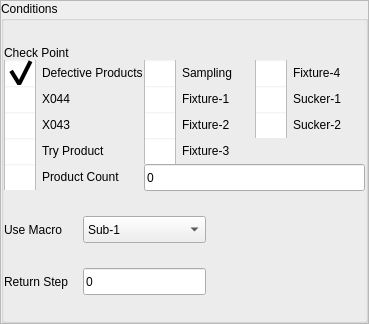
dongdong-2009/3-5AxisRobot, file hcinstruction/ichcconditionpage_5.ui: the form before one commit.
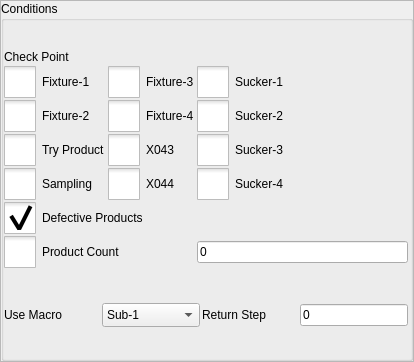
The form after the commit. Icons and pictures are not drawn. Custom widgets are drawn as their Qt base class.

```diff
--- a/hcinstruction/ichcconditionpage_5.ui
+++ b/hcinstruction/ichcconditionpage_5.ui
@@ -6,8 +6,8 @@
    <rect>
     <x>0</x>
     <y>0</y>
-    <width>369</width>
-    <height>324</height>
+    <width>414</width>
+    <height>362</height>
    </rect>
   </property>
   <property name="windowTitle">
@@ -48,84 +48,83 @@
        <number>0</number>
       </property>
       <property name="rightMargin">
-       <number>0</number>
+       <number>2</number>
       </property>
       <property name="bottomMargin">
        <number>0</number>
       </property>
-      <property name="spacing">
-       <number>0</number>
+      <property name="horizontalSpacing">
+       <number>2</number>
       </property>
-      <item row="1" column="1">
-       <widget class="ICComboBox" name="subComboBox">
-        <property name="enabled">
-         <bool>true</bool>
-        </property>
-        <property name="sizePolicy">
-         <sizepolicy hsizetype="Fixed" vsizetype="Fixed">
-          <horstretch>0</horstretch>
-          <verstretch>0</verstretch>
-         </sizepolicy>
-        </property>
-        <property name="minimumSize">
-         <size>
-          <width>123</width>
-          <height>27</height>
-         </size>
-        </property>
-        <property name="maximumSize">
-         <size>
-          <width>123</width>
-          <height>27</height>
-         </size>
-        </property>
-        <property name="layoutDirection">
-         <enum>Qt::LeftToRight</enum>
-        </property>
-        <item>
-         <property name="text">
-          <string>Sub-1</string>
-         </property>
-        </item>
-        <item>
-         <property name="text">
-          <string>Sub-2</string>
-         </property>
-        </item>
-        <item>
-         <property name="text">
-          <string>Sub-3</string>
-         </property>
-        </item>
-        <item>
-         <property name="text">
-          <string>Sub-4</string>
-         </property>
-        </item>
-        <item>
-         <property name="text">
-          <string>Sub-5</string>
-         </property>
-        </item>
-        <item>
-         <property name="text">
-          <string>Bad Product</string>
-         </property>
-        </item>
-        <item>
-         <property name="text">
-          <string>Sampling</string>
-         </property>
-        </item>
-        <item>
-         <property name="text">
-          <string>Try Product</string>
-         </property>
-        </item>
-       </widget>
-      </item>
       <item row="0" column="0" colspan="4">
        <layout class="QGridLayout" name="gridLayout">
+        <property name="spacing">
+         <number>2</number>
+        </property>
+        <item row="1" column="0">
+         <widget class="QCheckBox" name="fixture1Box">
+          <property name="styleSheet">
+           <string notr="true">::indicator {
+     width: 32px;
+     height: 32px;
+ }
+
+::indicator:unchecked 
+{
+     image: url(:/resource/check_unchecked.png);
+ }
+::indicator:checked 
+{
+     image: url(:/resource/check_checked.png);
+ }
+
+QRadioButton::indicator:checked:disabled
+{
+ image: url(:/resource/check_checked_disable.png);
+}
+
+QRadioButton::indicator:unchecked:disabled
+{
+ image: url(:/resource/check_unchecked_disable.png);
+}</string>
+          </property>
+          <property name="text">
+           <string>Fixture-1</string>
+          </property>
+         </widget>
+        </item>
+        <item row="6" column="0" colspan="2">
+         <widget class="QCheckBox" name="productCountBox">
+          <property name="styleSheet">
+           <string notr="true">::indicator {
+     width: 32px;
+     height: 32px;
+ }
+
+::indicator:unchecked 
+{
+     image: url(:/resource/check_unchecked.png);
+ }
+::indicator:checked 
+{
+     image: url(:/resource/check_checked.png);
+ }
+
+QRadioButton::indicator:checked:disabled
+{
+ image: url(:/resource/check_checked_disable.png);
+}
+
+QRadioButton::indicator:unchecked:disabled
+{
+ image: url(:/resource/check_unchecked_disable.png);
+}</string>
+          </property>
+          <property name="text">
+           <string>Product Count</string>
+          </property>
+         </widget>
+        </item>
         <item row="0" column="0">
          <widget class="QLabel" name="label">
           <property name="sizePolicy">
@@ -139,7 +138,142 @@
           </property>
          </widget>
         </item>
-        <item row="1" column="0">
+        <item row="1" column="1">
+         <widget class="QCheckBox" name="fixture3Box">
+          <property name="styleSheet">
+           <string notr="true">::indicator {
+     width: 32px;
+     height: 32px;
+ }
+
+::indicator:unchecked 
+{
+     image: url(:/resource/check_unchecked.png);
+ }
+::indicator:checked 
+{
+     image: url(:/resource/check_checked.png);
+ }
+
+QRadioButton::indicator:checked:disabled
+{
+ image: url(:/resource/check_checked_disable.png);
+}
+
+QRadioButton::indicator:unchecked:disabled
+{
+ image: url(:/resource/check_unchecked_disable.png);
+}</string>
+          </property>
+          <property name="text">
+           <string>Fixture-3</string>
+          </property>
+         </widget>
+        </item>
+        <item row="2" column="2">
+         <widget class="QCheckBox" name="sucker2Box">
+          <property name="styleSheet">
+           <string notr="true">::indicator {
+     width: 32px;
+     height: 32px;
+ }
+
+::indicator:unchecked 
+{
+     image: url(:/resource/check_unchecked.png);
+ }
+::indicator:checked 
+{
+     image: url(:/resource/check_checked.png);
+ }
+
+QRadioButton::indicator:checked:disabled
+{
+ image: url(:/resource/check_checked_disable.png);
+}
+
+QRadioButton::indicator:unchecked:disabled
+{
+ image: url(:/resource/check_unchecked_disable.png);
+}</string>
+          </property>
+          <property name="text">
+           <string>Sucker-2</string>
+          </property>
+         </widget>
+        </item>
+        <item row="2" column="0">
+         <widget class="QCheckBox" name="fixture2Box">
+          <property name="styleSheet">
+           <string notr="true">::indicator {
+     width: 32px;
+     height: 32px;
+ }
+
+::indicator:unchecked 
+{
+     image: url(:/resource/check_unchecked.png);
+ }
+::indicator:checked 
+{
+     image: url(:/resource/check_checked.png);
+ }
+
+QRadioButton::indicator:checked:disabled
+{
+ image: url(:/resource/check_checked_disable.png);
+}
+
+QRadioButton::indicator:unchecked:disabled
+{
+ image: url(:/resource/check_unchecked_disable.png);
+}</string>
+          </property>
+          <property name="text">
+           <string>Fixture-2</string>
+          </property>
+         </widget>
+        </item>
+        <item row="6" column="2">
+         <widget class="ICLineEditWithVirtualNumericKeypad" name="moldCountEdit">
+          <property name="text">
+           <string notr="true">0</string>
+          </property>
+         </widget>
+        </item>
+        <item row="1" column="2">
+         <widget class="QCheckBox" name="sucker1Box">
+          <property name="styleSheet">
+           <string notr="true">::indicator {
+     width: 32px;
+     height: 32px;
+ }
+
+::indicator:unchecked 
+{
+     image: url(:/resource/check_unchecked.png);
+ }
+::indicator:checked 
+{
+     image: url(:/resource/check_checked.png);
+ }
+
+QRadioButton::indicator:checked:disabled
+{
+ image: url(:/resource/check_checked_disable.png);
+}
+
+QRadioButton::indicator:unchecked:disabled
+{
+ image: url(:/resource/check_unchecked_disable.png);
+}</string>
+          </property>
+          <property name="text">
+           <string>Sucker-1</string>
+          </property>
+         </widget>
+        </item>
+        <item row="5" column="0" colspan="3">
          <widget class="QCheckBox" name="defectiveProductsBox">
           <property name="sizePolicy">
            <sizepolicy hsizetype="Fixed" vsizetype="Fixed">
@@ -150,13 +284,7 @@
           <property name="minimumSize">
            <size>
             <width>20</width>
-            <height>26</height>
-           </size>
-          </property>
-          <property name="maximumSize">
-           <size>
-            <width>16777215</width>
-            <height>26</height>
+            <height>0</height>
            </size>
           </property>
           <property name="styleSheet">
@@ -192,64 +320,8 @@
           </property>
          </widget>
         </item>
-        <item row="1" column="1">
-         <widget class="QCheckBox" name="samplingBox">
-          <property name="minimumSize">
-           <size>
-            <width>0</width>
-            <height>26</height>
-           </size>
-          </property>
-          <property name="maximumSize">
-           <size>
-            <width>16777215</width>
-            <height>26</height>
-           </size>
-          </property>
-          <property name="styleSheet">
-           <string notr="true">::indicator {
-     width: 32px;
-     height: 32px;
- }
-
-::indicator:unchecked 
-{
-     image: url(:/resource/check_unchecked.png);
- }
-::indicator:checked 
-{
-     image: url(:/resource/check_checked.png);
- }
-
-QRadioButton::indicator:checked:disabled
-{
- image: url(:/resource/check_checked_disable.png);
-}
-
-QRadioButton::indicator:unchecked:disabled
-{
- image: url(:/resource/check_unchecked_disable.png);
-}</string>
-          </property>
-          <property name="text">
-           <string>Sampling</string>
-          </property>
-         </widget>
-        </item>
-        <item row="1" column="2">
+        <item row="2" column="1">
          <widget class="QCheckBox" name="fixture4Box">
-          <property name="minimumSize">
-           <size>
-            <width>0</width>
-            <height>26</height>
-           </size>
-          </property>
-          <property name="maximumSize">
-           <size>
-            <width>16777215</width>
-            <height>26</height>
-           </size>
-          </property>
           <property name="styleSheet">
            <string notr="true">::indicator {
      width: 32px;
@@ -280,20 +352,8 @@
           </property>
          </widget>
         </item>
-        <item row="2" column="0">
-         <widget class="QCheckBox" name="x044checkBox">
-          <property name="minimumSize">
-           <size>
-            <width>0</width>
-            <height>26</height>
-           </size>
-          </property>
-          <property name="maximumSize">
-           <size>
-            <width>16777215</width>
-            <height>26</height>
-           </size>
-          </property>
+        <item row="4" column="0">
+         <widget class="QCheckBox" name="samplingBox">
           <property name="styleSheet">
            <string notr="true">::indicator {
      width: 32px;
@@ -320,112 +380,12 @@
 }</string>
           </property>
           <property name="text">
-           <string>X044</string>
+           <string>Sampling</string>
           </property>
          </widget>
         </item>
-        <item row="2" column="1">
-         <widget class="QCheckBox" name="fixture1Box">
-          <property name="minimumSize">
-           <size>
-            <width>0</width>
-            <height>26</height>
-           </size>
-          </property>
-          <property name="maximumSize">
-           <size>
-            <width>16777215</width>
-            <height>26</height>
-           </size>
-          </property>
-          <property name="styleSheet">
-           <string notr="true">::indicator {
-     width: 32px;
-     height: 32px;
- }
-
-::indicator:unchecked 
-{
-     image: url(:/resource/check_unchecked.png);
- }
-::indicator:checked 
-{
-     image: url(:/resource/check_checked.png);
- }
-
-QRadioButton::indicator:checked:disabled
-{
- image: url(:/resource/check_checked_disable.png);
-}
-
-QRadioButton::indicator:unchecked:disabled
-{
- image: url(:/resource/check_unchecked_disable.png);
-}</string>
-          </property>
-          <property name="text">
-           <string>Fixture-1</string>
-          </property>
-         </widget>
-        </item>
-        <item row="2" column="2">
-         <widget class="QCheckBox" name="sucker1Box">
-          <property name="minimumSize">
-           <size>
-            <width>0</width>
-            <height>26</height>
-           </size>
-          </property>
-          <property name="maximumSize">
-           <size>
-            <width>16777215</width>
-            <height>26</height>
-           </size>
-          </property>
-          <property name="styleSheet">
-           <string notr="true">::indicator {
-     width: 32px;
-     height: 32px;
- }
-
-::indicator:unchecked 
-{
-     image: url(:/resource/check_unchecked.png);
- }
-::indicator:checked 
-{
-     image: url(:/resource/check_checked.png);
- }
-
-QRadioButton::indicator:checked:disabled
-{
- image: url(:/resource/check_checked_disable.png);
-}
-
-QRadioButton::indicator:unchecked:disabled
-{
- image: url(:/resource/check_unchecked_disable.png);
-}</string>
-          </property>
-          <property name="text">
-           <string>Sucker-1</string>
-          </property>
-         </widget>
-        </item>
-        <item row="3" column="0">
+        <item row="3" column="1">
          <widget class="QCheckBox" name="x043checkBox">
-          <property name="minimumSize">
-           <size>
-            <width>0</width>
-            <height>26</height>
-           </size>
-          </property>
-          <property name="maximumSize">
-           <size>
-            <width>16777215</width>
-            <height>26</height>
-           </size>
-          </property>
           <property name="styleSheet">
            <string notr="true">::indicator {
      width: 32px;
@@ -456,20 +416,8 @@
           </property>
          </widget>
         </item>
-        <item row="3" column="1">
-         <widget class="QCheckBox" name="fixture2Box">
-          <property name="minimumSize">
-           <size>
-            <width>0</width>
-            <height>26</height>
-           </size>
-          </property>
-          <property name="maximumSize">
-           <size>
-            <width>16777215</width>
-            <height>26</height>
-           </size>
-          </property>
+        <item row="4" column="1">
+         <widget class="QCheckBox" name="x044checkBox">
           <property name="styleSheet">
            <string notr="true">::indicator {
      width: 32px;
@@ -496,24 +444,44 @@
 }</string>
           </property>
           <property name="text">
-           <string>Fixture-2</string>
+           <string>X044</string>
           </property>
          </widget>
         </item>
         <item row="3" column="2">
-         <widget class="QCheckBox" name="sucker2Box">
-          <property name="minimumSize">
-           <size>
-            <width>0</width>
-            <height>26</height>
-           </size>
+         <widget class="QCheckBox" name="sucker3Box">
+          <property name="styleSheet">
+           <string notr="true">::indicator {
+     width: 32px;
+     height: 32px;
+ }
+
+::indicator:unchecked 
+{
+     image: url(:/resource/check_unchecked.png);
+ }
+::indicator:checked 
+{
+     image: url(:/resource/check_checked.png);
+ }
+
+QRadioButton::indicator:checked:disabled
+{
+ image: url(:/resource/check_checked_disable.png);
+}
+
+QRadioButton::indicator:unchecked:disabled
+{
+ image: url(:/resource/check_unchecked_disable.png);
+}</string>
           </property>
-          <property name="maximumSize">
-           <size>
-            <width>16777215</width>
-            <height>26</height>
-           </size>
+          <property name="text">
+           <string>Sucker-3</string>
           </property>
+         </widget>
+        </item>
+        <item row="4" column="2">
+         <widget class="QCheckBox" name="sucker4Box">
           <property name="styleSheet">
            <string notr="true">::indicator {
      width: 32px;
@@ -540,24 +508,12 @@
 }</string>
           </property>
           <property name="text">
-           <string>Sucker-2</string>
+           <string>Sucker-4</string>
           </property>
          </widget>
         </item>
-        <item row="4" column="0">
+        <item row="3" column="0">
          <widget class="QCheckBox" name="tryProductBox">
-          <property name="minimumSize">
-           <size>
-            <width>0</width>
-            <height>26</height>
-           </size>
-          </property>
-          <property name="maximumSize">
-           <size>
-            <width>16777215</width>
-            <height>26</height>
-           </size>
-          </property>
           <property name="styleSheet">
            <string notr="true">::indicator {
      width: 32px;
@@ -588,113 +544,6 @@
           </property>
          </widget>
         </item>
-        <item row="4" column="1">
-         <widget class="QCheckBox" name="fixture3Box">
-          <property name="minimumSize">
-           <size>
-            <width>0</width>
-            <height>26</height>
-           </size>
-          </property>
-          <property name="maximumSize">
-           <size>
-            <width>16777215</width>
-            <height>26</height>
-           </size>
-          </property>
-          <property name="styleSheet">
-           <string notr="true">::indicator {
-     width: 32px;
-     height: 32px;
- }
-
-::indicator:unchecked 
-{
-     image: url(:/resource/check_unchecked.png);
- }
-::indicator:checked 
-{
-     image: url(:/resource/check_checked.png);
- }
-
-QRadioButton::indicator:checked:disabled
-{
- image: url(:/resource/check_checked_disable.png);
-}
-
-QRadioButton::indicator:unchecked:disabled
-{
- image: url(:/resource/check_unchecked_disable.png);
-}</string>
-          </property>
-          <property name="text">
-           <string>Fixture-3</string>
-          </property>
-         </widget>
-        </item>
-        <item row="5" column="0">
-         <widget class="QCheckBox" name="productCountBox">
-          <property name="minimumSize">
-           <size>
-            <width>0</width>
-            <height>26</height>
-           </size>
-          </property>
-          <property name="maximumSize">
-           <size>
-            <width>16777215</width>
-            <height>26</height>
-           </size>
-          </property>
-          <property name="styleSheet">
-           <string notr="true">::indicator {
-     width: 32px;
-     height: 32px;
- }
-
-::indicator:unchecked 
-{
-     image: url(:/resource/check_unchecked.png);
- }
-::indicator:checked 
-{
-     image: url(:/resource/check_checked.png);
- }
-
-QRadioButton::indicator:checked:disabled
-{
- image: url(:/resource/check_checked_disable.png);
-}
-
-QRadioButton::indicator:unchecked:disabled
-{
- image: url(:/resource/check_unchecked_disable.png);
-}</string>
-          </property>
-          <property name="text">
-           <string>Product Count</string>
-          </property>
-         </widget>
-        </item>
-        <item row="5" column="1" colspan="2">
-         <widget class="ICLineEditWithVirtualNumericKeypad" name="moldCountEdit">
-          <property name="minimumSize">
-           <size>
-            <width>0</width>
-            <height>27</height>
-           </size>
-          </property>
-          <property name="maximumSize">
-           <size>
-            <width>16777215</width>
-            <height>27</height>
-           </size>
-          </property>
-          <property name="text">
-           <string>0</string>
-          </property>
-         </widget>
-        </item>
        </layout>
       </item>
       <item row="1" column="0">
@@ -704,14 +553,76 @@
         </property>
        </widget>
       </item>
-      <item row="2" column="0">
+      <item row="1" column="1">
+       <widget class="ICComboBox" name="subComboBox">
+        <property name="enabled">
+         <bool>true</bool>
+        </property>
+        <property name="sizePolicy">
+         <sizepolicy hsizetype="Fixed" vsizetype="Fixed">
+          <horstretch>0</horstretch>
+          <verstretch>0</verstretch>
+         </sizepolicy>
+        </property>
+        <property name="minimumSize">
+         <size>
+          <width>0</width>
+          <height>24</height>
+         </size>
+        </property>
+        <property name="layoutDirection">
+         <enum>Qt::LeftToRight</enum>
+        </property>
+        <item>
+         <property name="text">
+          <string>Sub-1</string>
+         </property>
+        </item>
+        <item>
+         <property name="text">
+          <string>Sub-2</string>
+         </property>
+        </item>
+        <item>
+         <property name="text">
+          <string>Sub-3</string>
+         </property>
+        </item>
+        <item>
+         <property name="text">
+          <string>Sub-4</string>
+         </property>
+        </item>
+        <item>
+         <property name="text">
+          <string>Sub-5</string>
+         </property>
+        </item>
+        <item>
+         <property name="text">
+          <string>Bad Product</string>
+         </property>
+        </item>
+        <item>
+         <property name="text">
+          <string>Sampling</string>
+         </property>
+        </item>
+        <item>
+         <property name="text">
+          <string>Try Product</string>
+         </property>
+        </item>
+       </widget>
+      </item>
+      <item row="1" column="2">
        <widget class="QLabel" name="label_3">
         <property name="text">
          <string>Return Step</string>
         </property>
        </widget>
       </item>
-      <item row="2" column="1">
+      <item row="1" column="3">
        <widget class="ICLineEditWithVirtualNumericKeypad" name="returnLineEdit">
         <property name="sizePolicy">
          <sizepolicy hsizetype="Fixed" vsizetype="Fixed">
@@ -719,18 +630,6 @@
           <verstretch>0</verstretch>
          </sizepolicy>
         </property>
-        <property name="minimumSize">
-         <size>
-          <width>123</width>
-          <height>27</height>
-         </size>
-        </property>
-        <property name="maximumSize">
-         <size>
-          <width>123</width>
-          <height>27</height>
-         </size>
-        </property>
         <property name="text">
          <string>0</string>
         </property>
```
Left out of the diff: 2 changed lines with no effect on the pictures.
